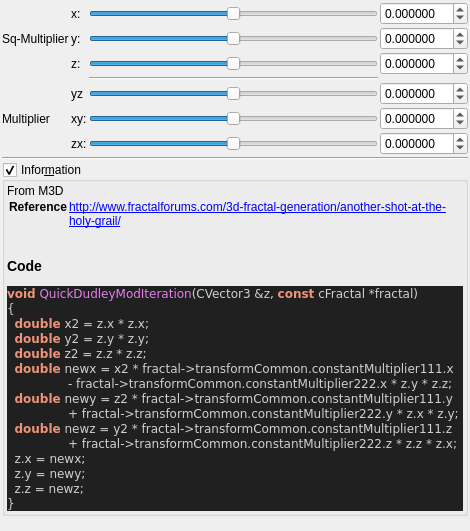
Before: the Qt Designer form mandelbulber2/qt_data/fractal_quick_dudley_mod.ui in buddhi1980/mandelbulber2, drawn with Qt 5.
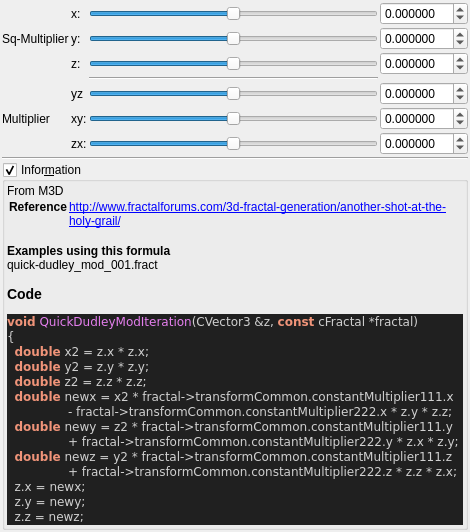
After: the same form once the commit is applied. Custom widgets are drawn as their Qt base class.

Commit message:
ui information - added example occurrences
now every formula, which is used in an example file, will display a list
of the example files in the information box. A maximum of 5 occurences is
displayed.
The script also outputs, which formulas do not yet have any example
files.

What changed in the file:
```diff
--- a/mandelbulber2/qt_data/fractal_quick_dudley_mod.ui
+++ b/mandelbulber2/qt_data/fractal_quick_dudley_mod.ui
@@ -440,7 +440,7 @@
 &lt;tr&gt;&lt;th&gt;Reference&lt;/th&gt;&lt;td&gt;&lt;a href=&quot;http://www.fractalforums.com/3d-fractal-generation/another-shot-at-the-holy-grail/&quot;&gt;http://www.fractalforums.com/3d-fractal-generation/another-shot-at-the-holy-grail/&lt;br&gt;
 &lt;/td&gt;&lt;/tr&gt;
 &lt;/table&gt;
-&lt;h3&gt;Code&lt;/h3&gt;
+&lt;b&gt;Examples using this formula&lt;/b&gt;&lt;br&gt;quick-dudley_mod_001.fract&lt;h3&gt;Code&lt;/h3&gt;
 &lt;body style=&quot;background-color:#202020&quot;&gt;
 &lt;pre style=&quot;color:#d0d0d0; background-color:#202020;  font-family:'Courier New',monospace;&quot;&gt;&lt;span style=&quot;color:#f09479; font-weight:bold&quot;&gt;void&lt;/span&gt; &lt;span style=&quot;color:#e47eed&quot;&gt;QuickDudleyModIteration&lt;/span&gt;&lt;span style=&quot;color:#d0d0d0&quot;&gt;(&lt;/span&gt;CVector3 &lt;span style=&quot;color:#d0d0d0&quot;&gt;&amp;amp;&lt;/span&gt;z&lt;span style=&quot;color:#d0d0d0&quot;&gt;,&lt;/span&gt; &lt;span style=&quot;color:#f09479; font-weight:bold&quot;&gt;const&lt;/span&gt; cFractal &lt;span style=&quot;color:#d0d0d0&quot;&gt;*&lt;/span&gt;fractal&lt;span style=&quot;color:#d0d0d0&quot;&gt;)&lt;/span&gt;
 &lt;span style=&quot;color:#d0d0d0&quot;&gt;{&lt;/span&gt;
```
The commit also changes 59 other files.
